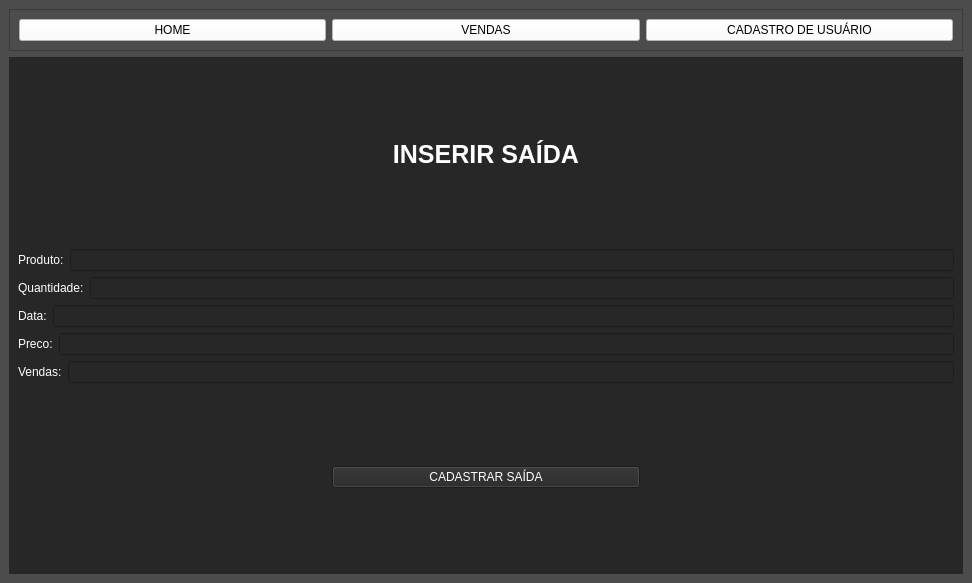
Before: the Qt Designer form Estoque/pgs/main2.ui in g-celente/PORTFOLIO-GUILHERME, drawn with Qt 5.
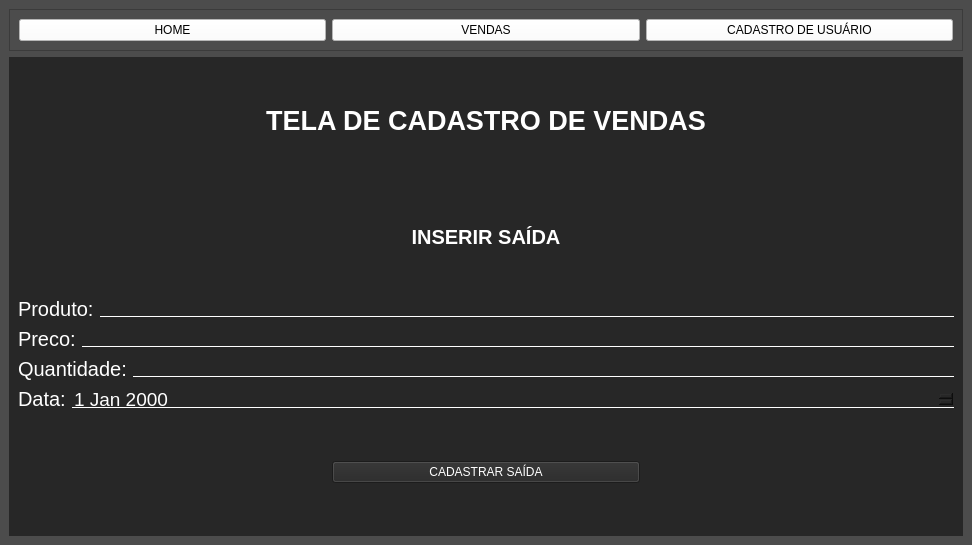
After: the same form once the commit is applied. The open tabs and pages were chosen to show the change.

Diff of the .ui file:
```diff
--- a/Estoque/pgs/main2.ui
+++ b/Estoque/pgs/main2.ui
@@ -7,7 +7,7 @@
     <x>0</x>
     <y>0</y>
     <width>972</width>
-    <height>583</height>
+    <height>545</height>
    </rect>
   </property>
   <property name="windowTitle">
@@ -490,13 +490,29 @@
        </layout>
       </widget>
       <widget class="QWidget" name="pg_inserir_saida">
-       <layout class="QVBoxLayout" name="verticalLayout_8">
+       <layout class="QVBoxLayout" name="verticalLayout_14">
+        <item>
+         <widget class="QLabel" name="label_21">
+          <property name="font">
+           <font>
+            <family>Segoe UI</family>
+            <pointsize>20</pointsize>
+           </font>
+          </property>
+          <property name="styleSheet">
+           <string notr="true">color: rgb(255, 255, 255);</string>
+          </property>
+          <property name="text">
+           <string>&lt;html&gt;&lt;head/&gt;&lt;body&gt;&lt;p align=&quot;center&quot;&gt;&lt;span style=&quot; font-weight:600;&quot;&gt;TELA DE CADASTRO DE VENDAS&lt;/span&gt;&lt;/p&gt;&lt;/body&gt;&lt;/html&gt;</string>
+          </property>
+         </widget>
+        </item>
         <item>
          <widget class="QLabel" name="label_13">
           <property name="font">
            <font>
             <family>Segoe UI</family>
-            <pointsize>19</pointsize>
+            <pointsize>15</pointsize>
             <weight>75</weight>
             <bold>true</bold>
            </font>
@@ -512,10 +528,18 @@
           </property>
          </widget>
         </item>
+        <item>
+         <layout class="QVBoxLayout" name="verticalLayout_8">
         <item>
          <layout class="QHBoxLayout" name="horizontalLayout_11">
           <item>
            <widget class="QLabel" name="label_14">
+              <property name="font">
+               <font>
+                <family>Segoe UI</family>
+                <pointsize>15</pointsize>
+               </font>
+              </property>
             <property name="styleSheet">
              <string notr="true">color: rgb(255, 255, 255);</string>
             </property>
@@ -525,7 +549,44 @@
            </widget>
           </item>
           <item>
-           <widget class="QLineEdit" name="txt_produto"/>
+             <widget class="QLineEdit" name="txt_produto">
+              <property name="styleSheet">
+               <string notr="true">color:rgb(255,255,255);
+border-bottom:1px solid white;
+border-radius: None;
+</string>
+              </property>
+             </widget>
+            </item>
+           </layout>
+          </item>
+          <item>
+           <layout class="QHBoxLayout" name="horizontalLayout_14">
+            <item>
+             <widget class="QLabel" name="label_17">
+              <property name="font">
+               <font>
+                <family>Segoe UI</family>
+                <pointsize>15</pointsize>
+               </font>
+              </property>
+              <property name="styleSheet">
+               <string notr="true">color: rgb(255, 255, 255);</string>
+              </property>
+              <property name="text">
+               <string>Preco:</string>
+              </property>
+             </widget>
+            </item>
+            <item>
+             <widget class="QLineEdit" name="txt_preco">
+              <property name="styleSheet">
+               <string notr="true">color:rgb(255,255,255);
+border-bottom:1px solid white;
+border-radius: None;
+</string>
+              </property>
+             </widget>
           </item>
          </layout>
         </item>
@@ -533,6 +594,12 @@
          <layout class="QHBoxLayout" name="horizontalLayout_12">
           <item>
            <widget class="QLabel" name="label_15">
+              <property name="font">
+               <font>
+                <family>Segoe UI</family>
+                <pointsize>15</pointsize>
+               </font>
+              </property>
             <property name="styleSheet">
              <string notr="true">color: rgb(255, 255, 255);</string>
             </property>
@@ -542,7 +609,14 @@
            </widget>
           </item>
           <item>
-           <widget class="QLineEdit" name="txt_quantidade"/>
+             <widget class="QLineEdit" name="txt_quantidade">
+              <property name="styleSheet">
+               <string notr="true">color:rgb(255,255,255);
+border-bottom:1px solid white;
+border-radius: None;
+</string>
+              </property>
+             </widget>
           </item>
          </layout>
         </item>
@@ -550,6 +624,18 @@
          <layout class="QHBoxLayout" name="horizontalLayout_13">
           <item>
            <widget class="QLabel" name="label_16">
+              <property name="sizePolicy">
+               <sizepolicy hsizetype="Fixed" vsizetype="Preferred">
+                <horstretch>0</horstretch>
+                <verstretch>0</verstretch>
+               </sizepolicy>
+              </property>
+              <property name="font">
+               <font>
+                <family>Segoe UI</family>
+                <pointsize>15</pointsize>
+               </font>
+              </property>
             <property name="styleSheet">
              <string notr="true">color: rgb(255, 255, 255);</string>
             </property>
@@ -559,41 +645,39 @@
            </widget>
           </item>
           <item>
-           <widget class="QLineEdit" name="txt_data"/>
-          </item>
-         </layout>
-        </item>
-        <item>
-         <layout class="QHBoxLayout" name="horizontalLayout_14">
-          <item>
-           <widget class="QLabel" name="label_17">
-            <property name="styleSheet">
-             <string notr="true">color: rgb(255, 255, 255);</string>
-            </property>
-            <property name="text">
-             <string>Preco:</string>
-            </property>
-           </widget>
-          </item>
-          <item>
-           <widget class="QLineEdit" name="txt_preco"/>
-          </item>
-         </layout>
-        </item>
-        <item>
-         <layout class="QHBoxLayout" name="horizontalLayout_15">
-          <item>
-           <widget class="QLabel" name="label_18">
-            <property name="styleSheet">
-             <string notr="true">color: rgb(255, 255, 255);</string>
-            </property>
-            <property name="text">
-             <string>Vendas:</string>
-            </property>
-           </widget>
-          </item>
-          <item>
-           <widget class="QLineEdit" name="txt_vendas"/>
+             <widget class="QDateEdit" name="dateEdit">
+              <property name="sizePolicy">
+               <sizepolicy hsizetype="MinimumExpanding" vsizetype="Fixed">
+                <horstretch>0</horstretch>
+                <verstretch>0</verstretch>
+               </sizepolicy>
+              </property>
+              <property name="minimumSize">
+               <size>
+                <width>0</width>
+                <height>18</height>
+               </size>
+              </property>
+              <property name="maximumSize">
+               <size>
+                <width>16777215</width>
+                <height>18</height>
+               </size>
+              </property>
+              <property name="font">
+               <font>
+                <pointsize>14</pointsize>
+               </font>
+              </property>
+              <property name="styleSheet">
+               <string notr="true">color:rgb(255,255,255);
+border-bottom:1px solid white;
+border-radius: None;
+</string>
+              </property>
+             </widget>
+            </item>
+           </layout>
           </item>
          </layout>
         </item>
@@ -609,7 +693,17 @@
           <item>
            <widget class="QPushButton" name="btn_saida">
             <property name="styleSheet">
-             <string notr="true">color: rgb(255, 255, 255);</string>
+             <string notr="true">
+QPushButton{
+	color:rgb(255,255,255);
+}
+
+QPushButton:hover{
+	
+	background-color: rgb(255,255,255);
+	color:rgb(0,0,0);
+}
+</string>
             </property>
             <property name="text">
              <string>CADASTRAR SAÍDA</string>
```
Left out of the diff: 183 changed lines with no effect on the pictures. Lines whose indentation alone changed are shown as unchanged.
